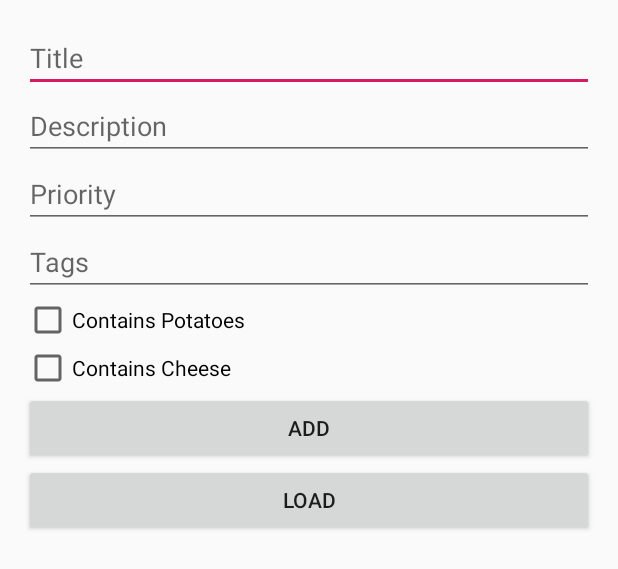
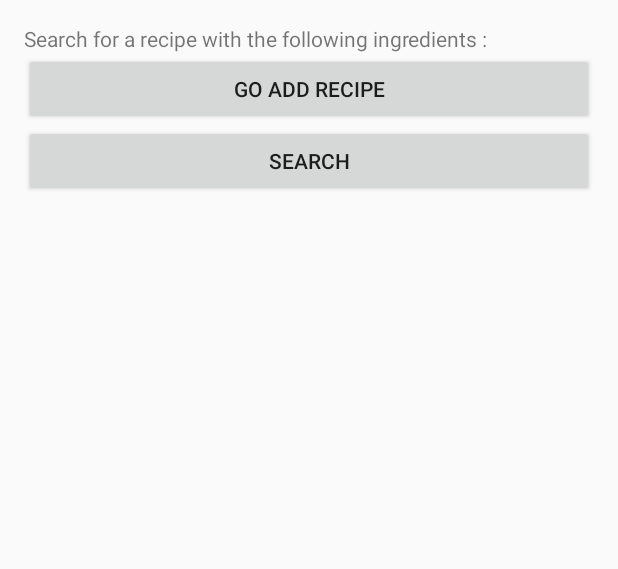
Before and after one commit to robert-paraschiv/iRecipe, an Android app: the layout activity_main.xml on its own in the app's theme, with its tools: preview values and no code run, on a phone screen of 412 x 824 dp. Shown: the top 569 px of the screen. Run offline under Robolectric (Android 15) with nearby library versions, the phone set to English and light mode, and no system bars.

Commit message:
Separated into 2 activities
One activity for Search and one for Adding recipes to the database

```diff
--- a/app/src/main/AndroidManifest.xml
+++ b/app/src/main/AndroidManifest.xml
@@ -9,6 +9,7 @@
         android:roundIcon="@mipmap/ic_launcher_round"
         android:supportsRtl="true"
         android:theme="@style/AppTheme">
+        <activity android:name=".AddRecipesActivity"></activity>
         <activity android:name=".MainActivity">
             <intent-filter>
                 <action android:name="android.intent.action.MAIN" />
--- a/app/src/main/res/layout/activity_main.xml
+++ b/app/src/main/res/layout/activity_main.xml
@@ -8,60 +8,33 @@
     android:padding="16dp"
     tools:context="com.rokudoz.irecipe.MainActivity">
 
-    <EditText
-        android:id="@+id/edit_text_title"
+    <TextView
+        android:layout_width="wrap_content"
+        android:layout_height="wrap_content"
+        android:text="@string/tv_search"/>
+    <ListView
+        android:id="@+id/checkable_list"
         android:layout_width="match_parent"
         android:layout_height="wrap_content"
-        android:hint="Title"
-        android:inputType="text" />
-
-    <EditText
-        android:id="@+id/edit_text_description"
-        android:layout_width="match_parent"
-        android:layout_height="wrap_content"
-        android:hint="Description"
-        android:inputType="text" />
-
-    <EditText
-        android:id="@+id/edit_text_priority"
-        android:layout_width="match_parent"
-        android:layout_height="wrap_content"
-        android:hint="Priority"
-        android:inputType="number" />
-
-    <EditText
-        android:id="@+id/edit_text_tags"
-        android:layout_width="match_parent"
-        android:layout_height="wrap_content"
-        android:hint="Tags"
-        android:inputType="text" />
-    <CheckBox
-        android:layout_width="wrap_content"
-        android:layout_height="wrap_content"
-        android:id="@+id/cb_contPotatoes"
-        android:text="Contains Potatoes"/>
-    <CheckBox
-        android:layout_width="wrap_content"
-        android:layout_height="wrap_content"
-        android:id="@+id/cb_contCheese"
-        android:text="Contains Cheese"/>
+        >
+    </ListView>
 
     <Button
         android:layout_width="match_parent"
         android:layout_height="wrap_content"
-        android:onClick="addNote"
-        android:text="Add" />
+        android:onClick="navigateToAddRecipes"
+        android:text="Go add recipe" />
 
     <Button
         android:layout_width="match_parent"
         android:layout_height="wrap_content"
         android:onClick="loadNotes"
-        android:text="Load" />
+        android:text="Search" />
+
 
     <android.support.v4.widget.NestedScrollView
         android:layout_width="match_parent"
         android:layout_height="wrap_content">
-
         <TextView
             android:id="@+id/text_view_data"
             android:layout_width="wrap_content"
@@ -69,4 +42,8 @@
             android:textSize="20sp" />
 
     </android.support.v4.widget.NestedScrollView>
+
+
+
+
 </LinearLayout>
--- a/app/src/main/res/values/strings.xml
+++ b/app/src/main/res/values/strings.xml
@@ -1,3 +1,4 @@
 <resources>
     <string name="app_name">iRecipe</string>
+    <string name="tv_search">Search for a recipe with the following ingredients :</string>
 </resources>
```
Also changed, not shown: app/src/main/java/com/rokudoz/irecipe/AddRecipesActivity.java (added, +66 -0 lines), app/src/main/java/com/rokudoz/irecipe/MainActivity.java (+53 -54 lines), app/src/main/java/com/rokudoz/irecipe/Recipe.java (renamed from app/src/main/java/com/rokudoz/irecipe/Note.java, +5 -9 lines), app/src/main/res/layout/activity_add_recipes.xml (added, +43 -0 lines), app/src/main/res/layout/checkable_list_layout.xml (added, +10 -0 lines).
